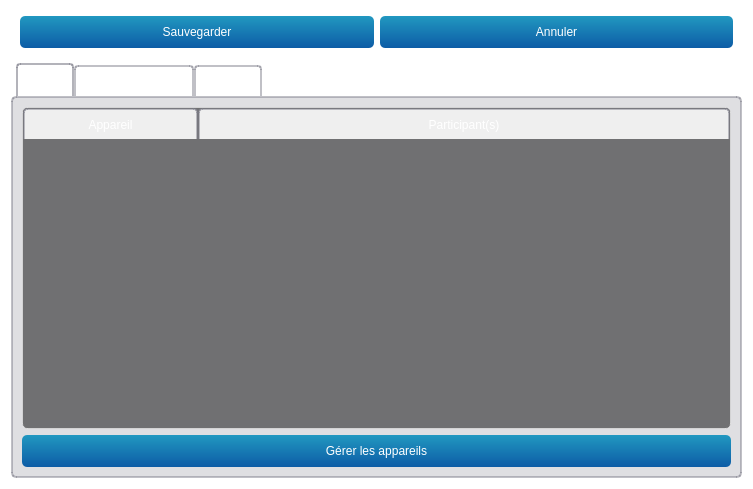
The window that teraplus/client/src/editors/ProjectWidget.ui (introlab/opentera) describes before a commit, drawn with Qt 5.
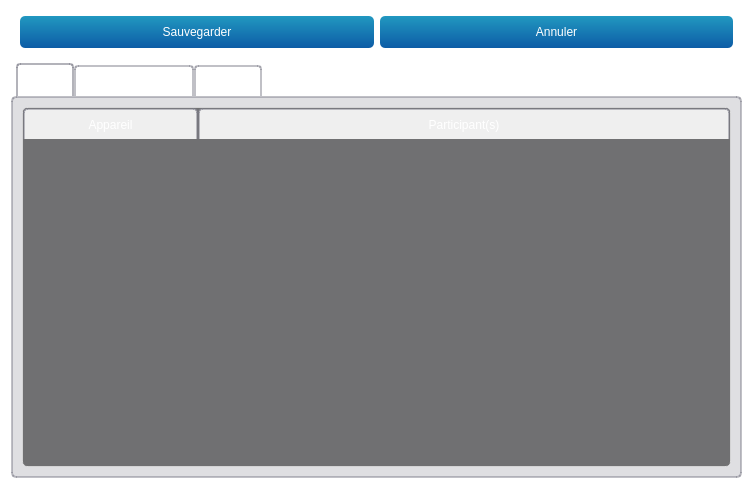
The same window after the commit. Icons and pictures are not drawn. Custom widgets are drawn as their Qt base class.

What changed in the file:
```diff
--- a/teraplus/client/src/editors/ProjectWidget.ui
+++ b/teraplus/client/src/editors/ProjectWidget.ui
@@ -208,7 +208,7 @@
        <item>
         <widget class="QTableWidget" name="lstDevices">
          <property name="enabled">
-          <bool>false</bool>
+          <bool>true</bool>
          </property>
          <property name="editTriggers">
           <set>QAbstractItemView::NoEditTriggers</set>
@@ -240,32 +240,6 @@
          </column>
         </widget>
        </item>
-       <item>
-        <widget class="QPushButton" name="btnDevices">
-         <property name="minimumSize">
-          <size>
-           <width>0</width>
-           <height>32</height>
-          </size>
-         </property>
-         <property name="cursor">
-          <cursorShape>PointingHandCursor</cursorShape>
-         </property>
-         <property name="text">
-          <string>Gérer les appareils</string>
-         </property>
-         <property name="icon">
-          <iconset resource="../../resources/TeraClient.qrc">
-           <normaloff>:/icons/device.png</normaloff>:/icons/device.png</iconset>
-         </property>
-         <property name="iconSize">
-          <size>
-           <width>24</width>
-           <height>24</height>
-          </size>
-         </property>
-        </widget>
-       </item>
       </layout>
      </widget>
      <widget class="QWidget" name="tabGroups">
```
Left out of the diff: 2 changed lines with no effect on the pictures.
